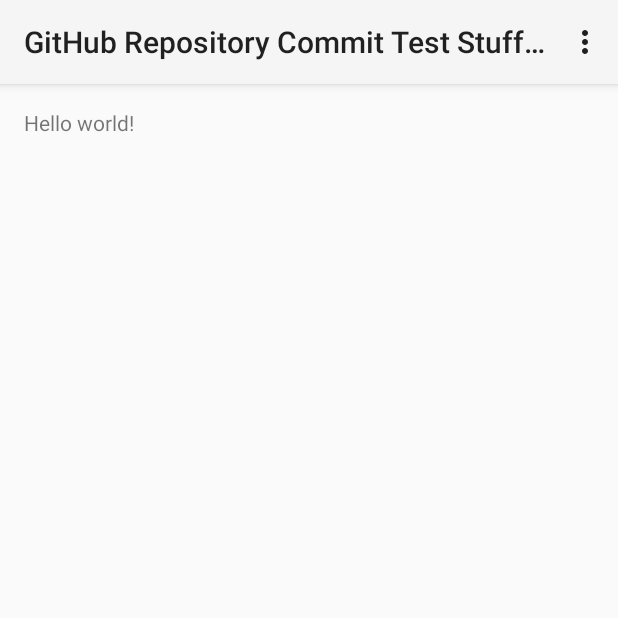
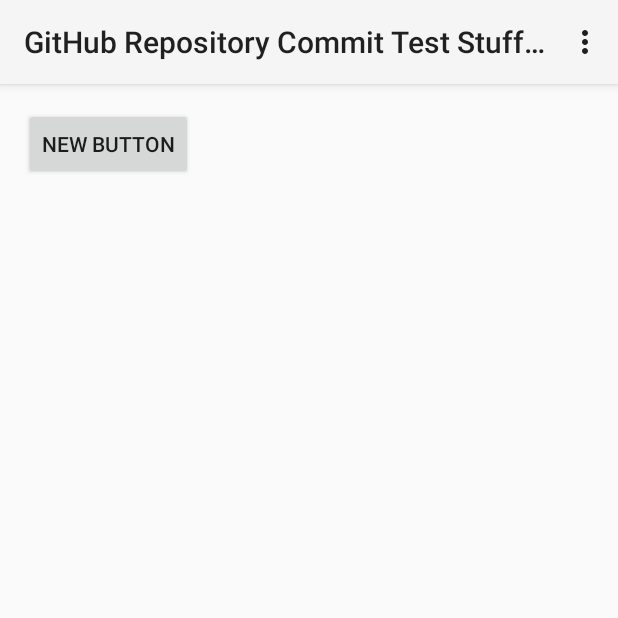
Before and after one commit to TheRaspberry/testRepo, an Android app: the screen it shows after launch (GitActivity), on a phone screen of 412 x 824 dp, the top half of it. Run offline under Robolectric (Android 15) with nearby library versions, the phone set to English and light mode, and no system bars.

Commit message:
Adding Button
- Added button to GitActivity, when clicked; Toasts a message saying
“Hey”

```diff
--- a/GitDemo/app/src/main/java/company/com/gitdemo/GitActivity.java
+++ b/GitDemo/app/src/main/java/company/com/gitdemo/GitActivity.java
@@ -4,6 +4,9 @@ import android.app.Activity;
 import android.os.Bundle;
 import android.view.Menu;
 import android.view.MenuItem;
+import android.view.View;
+import android.widget.Toast;
+import android.widget.Button;
 
 public class GitActivity extends Activity {
 
@@ -11,6 +14,16 @@ public class GitActivity extends Activity {
     protected void onCreate(Bundle savedInstanceState) {
         super.onCreate(savedInstanceState);
         setContentView(R.layout.activity_git);
+
+        Button button = (Button) findViewById(R.id.button);
+        button.setOnClickListener(new View.OnClickListener() {
+            @Override
+            public void onClick(View v) {
+                Toast hey = new Toast(v.getContext());
+                hey.setText("Hey");
+                hey.show();
+            }
+        });
     }
 
 
--- a/GitDemo/app/src/main/res/layout/activity_git.xml
+++ b/GitDemo/app/src/main/res/layout/activity_git.xml
@@ -5,7 +5,12 @@
     android:paddingTop="@dimen/activity_vertical_margin"
     android:paddingBottom="@dimen/activity_vertical_margin" tools:context=".GitActivity">
 
-    <TextView android:text="@string/hello_world" android:layout_width="wrap_content"
-        android:layout_height="wrap_content" />
 
+    <Button
+        android:layout_width="wrap_content"
+        android:layout_height="wrap_content"
+        android:text="New Button"
+        android:id="@+id/button"
+        android:layout_alignParentTop="true"
+        android:layout_alignParentStart="true" />
 </RelativeLayout>
```
